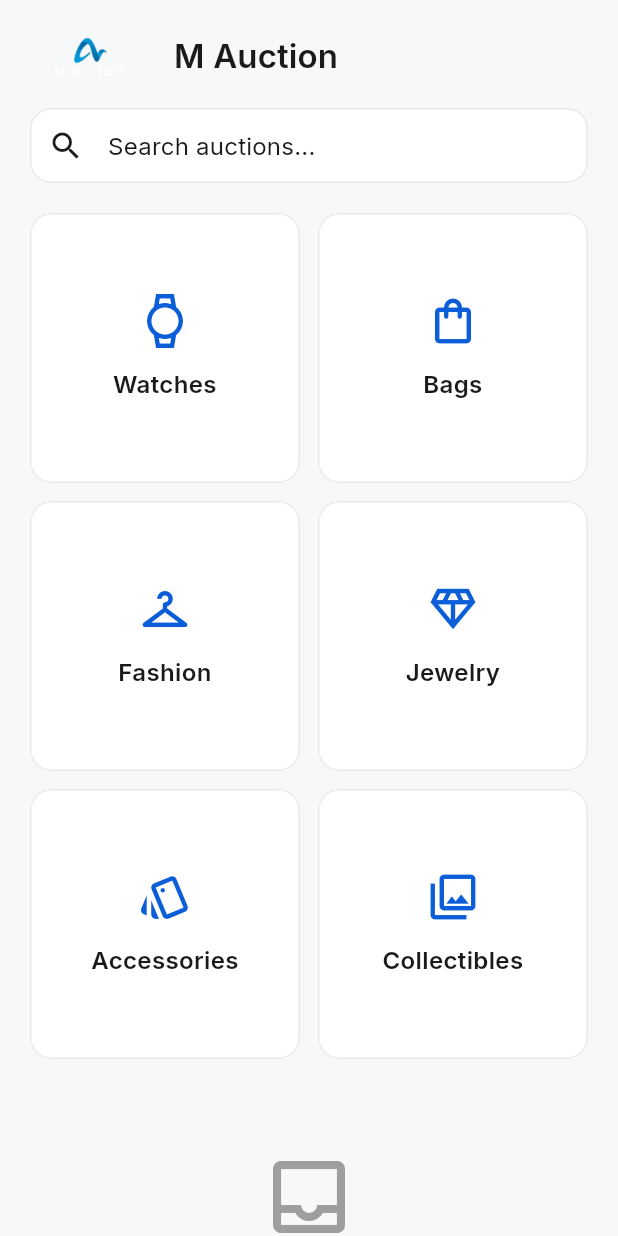
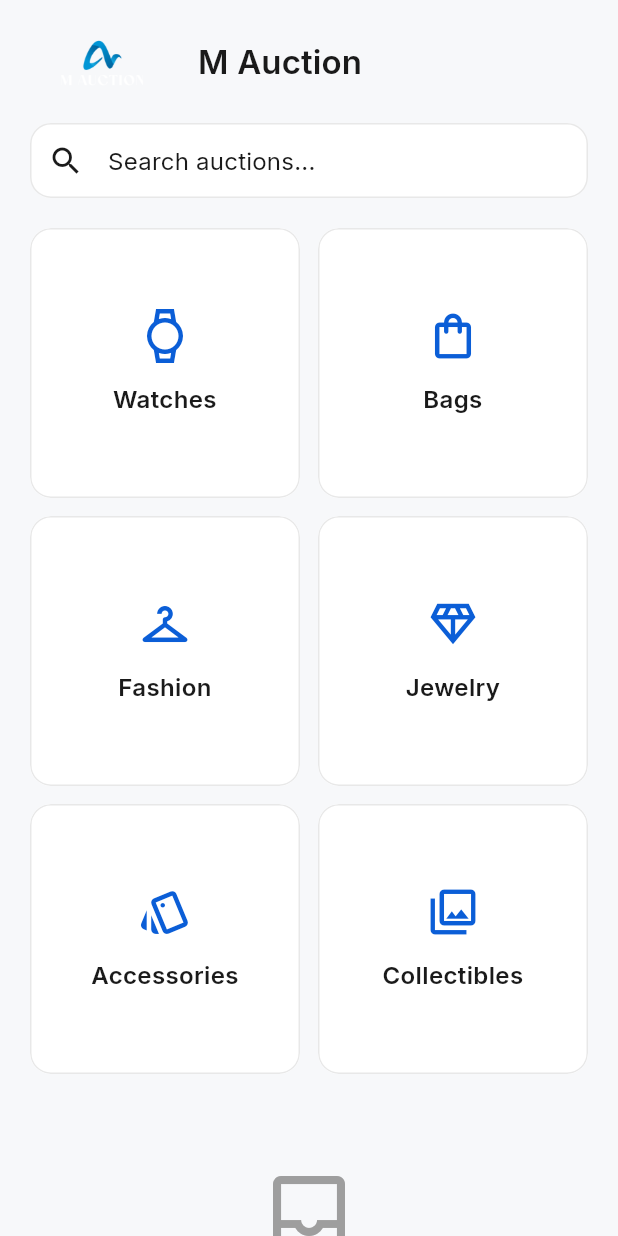
Before and after one commit to mohamedalshaibani/M-Auction, a Flutter app: the HomePage screen opened directly, on a phone screen of 412 x 824 dp. Run offline on Flutter 3.47's test engine with Material 3 defaults, Android fonts, the phone set to English and light mode, and no system bars; our stand-ins replace cloud_firestore, cloud_functions, firebase_auth, firebase_core, firebase_storage, google_fonts and 2 more; missing offline and left inert: dart:html, dart:js, dart:ui_web; accounts and stored records are empty.

Commit message:
Increase header logo to 52px height on Home and Explore

```diff
--- a/lib/pages/home_page.dart
+++ b/lib/pages/home_page.dart
@@ -71,12 +71,12 @@ class _HomePageState extends State<HomePage> {
             // Top bar with logo and title
             SliverToBoxAdapter(
               child: Padding(
-                padding: const EdgeInsets.fromLTRB(20, 16, 20, 12),
+                padding: const EdgeInsets.fromLTRB(20, 16, 20, 14),
                 child: Row(
                   children: [
                     SizedBox(
-                      width: 80,
-                      height: 44,
+                      width: 96,
+                      height: 52,
                       child: Image.asset(
                         'assets/branding/logo_light.png',
                         fit: BoxFit.contain,
```
Also changed, not shown: lib/pages/explore_page.dart (+48 -2 lines).
